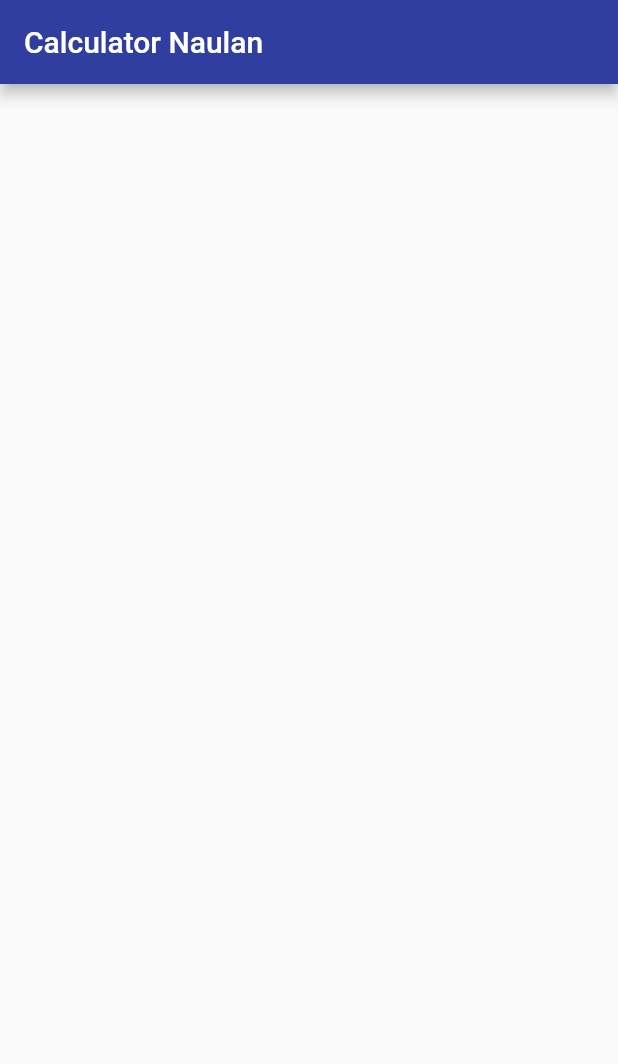
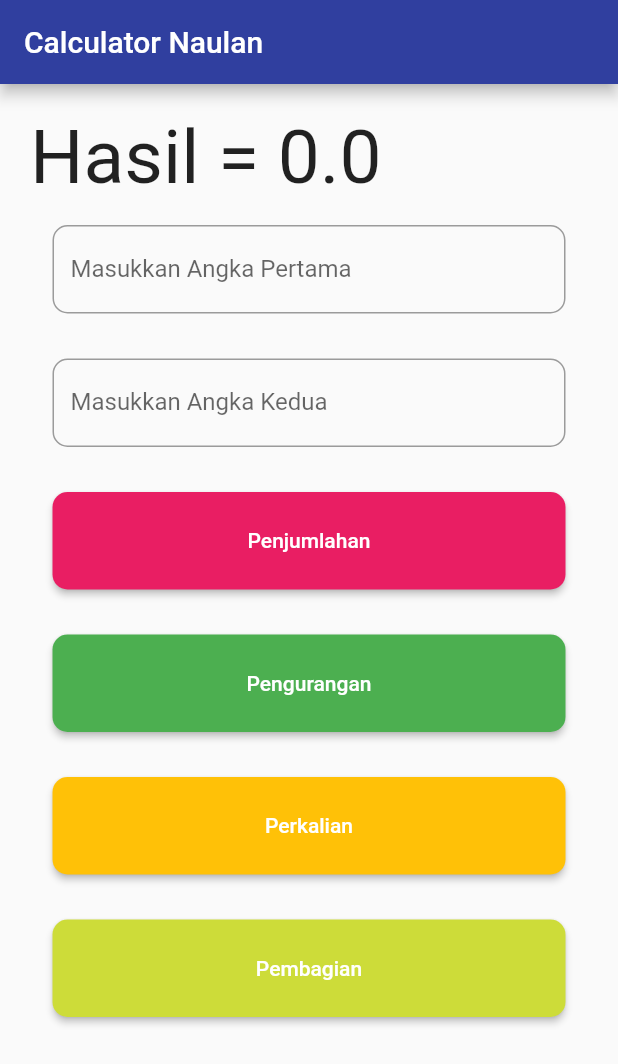
Before and after one commit to NaulanDarmawan/Flutter-NaulanDarmawan-Fundamental, a Flutter app: the screen it shows after launch, on a phone screen of 412 x 824 dp. Shown: the top 1064 px of the screen. Run offline on Flutter 3.47's test engine with Material 2 defaults, Android fonts, the phone set to English and light mode, and no system bars.

Commit message:
Projek 2 Siap Pakai

```diff
--- a/lib/page/homepage.dart
+++ b/lib/page/homepage.dart
@@ -1,7 +1,49 @@
 import 'package:flutter/material.dart';
 
-class HomePage extends StatelessWidget {
+class HomePage extends StatefulWidget {
   const HomePage({super.key});
+
+  @override
+  State<HomePage> createState() => _HomePageState();
+}
+
+class _HomePageState extends State<HomePage> {
+  double result = 0;
+  var formKey = GlobalKey<FormState>();
+  var angka1 = TextEditingController();
+  var angka2 = TextEditingController();
+
+  void penjumlahan() {
+    setState(() {
+      if (formKey.currentState!.validate()) {
+        result = double.parse(angka1.text) + double.parse(angka2.text);
+      }
+    });
+  }
+
+  void pengurangan() {
+    setState(() {
+      if (formKey.currentState!.validate()) {
+        result = double.parse(angka1.text) - double.parse(angka2.text);
+      }
+    });
+  }
+
+  void perkalian() {
+    setState(() {
+      if (formKey.currentState!.validate()) {
+        result = double.parse(angka1.text) * double.parse(angka2.text);
+      }
+    });
+  }
+
+  void pembagian() {
+    setState(() {
+      if (formKey.currentState!.validate()) {
+        result = double.parse(angka1.text) / double.parse(angka2.text);
+      }
+    });
+  }
 
   @override
   Widget build(BuildContext context) {
@@ -10,6 +52,60 @@ class HomePage extends StatelessWidget {
         title: const Text('Calculator Naulan'),
         backgroundColor: Colors.indigo[700],
       ),
+      body: Padding(
+        padding: const EdgeInsets.all(20),
+        child: Form(
+          key: formKey,
+          child: ListView(
+            children: [
+              Text("Hasil = $result", style: const TextStyle(fontSize: 50)),
+              textFormField(angka1, "Masukkan Angka Pertama"),
+              textFormField(angka2, "Masukkan Angka Kedua"),
+              buttonAritmatika(penjumlahan, "Penjumlahan", Colors.pink),
+              buttonAritmatika(pengurangan, "Pengurangan", Colors.green),
+              buttonAritmatika(perkalian, "Perkalian", Colors.amber),
+              buttonAritmatika(pembagian, "Pembagian", Colors.lime),
+            ],
+          ),
+        ),
+      ),
+    );
+  }
+
+  Widget textFormField(TextEditingController controller, String labelText) {
+    return Container(
+      margin: const EdgeInsets.all(10),
+      padding: const EdgeInsets.all(5),
+      child: TextFormField(
+        controller: controller,
+        validator: (value) {
+          if (value == null || value.isEmpty) {
+            return 'Mohon Masukkan Angka';
+          }
+          return null;
+        },
+        decoration: InputDecoration(
+            labelText: labelText,
+            border: OutlineInputBorder(
+              borderRadius: BorderRadius.circular(10),
+            )),
+      ),
+    );
+  }
+
+  Widget buttonAritmatika(
+      VoidCallback onPressed, String namaButton, Color color) {
+    return Container(
+      margin: const EdgeInsets.all(10),
+      padding: const EdgeInsets.all(5),
+      height: 75,
+      child: ElevatedButton(
+          onPressed: onPressed,
+          style: ElevatedButton.styleFrom(
+              backgroundColor: color,
+              shape: RoundedRectangleBorder(
+                  borderRadius: BorderRadius.circular(10))),
+          child: Text(namaButton)),
     );
   }
 }
```
